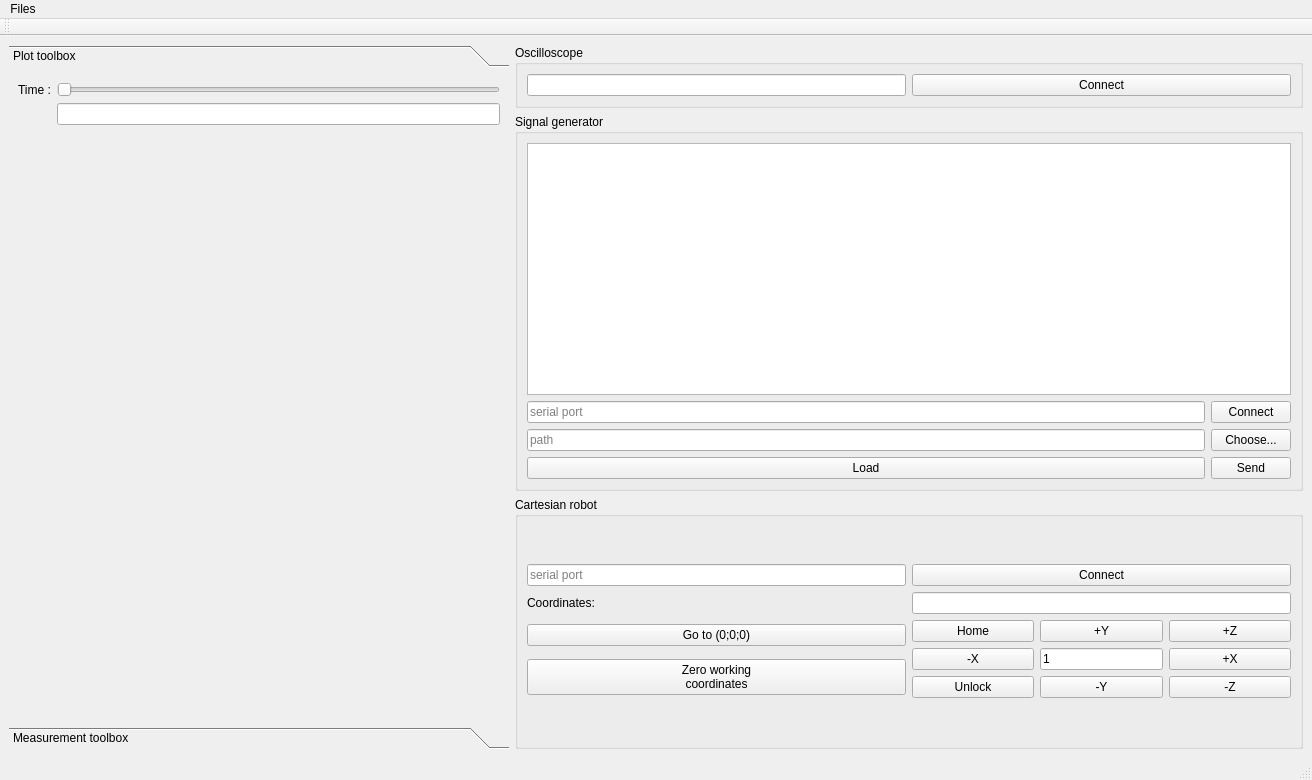
Before: the Qt Designer form surfaceS/ui/mainwindow.ui in chernandezLAI/surfaceS, drawn with Qt 5.
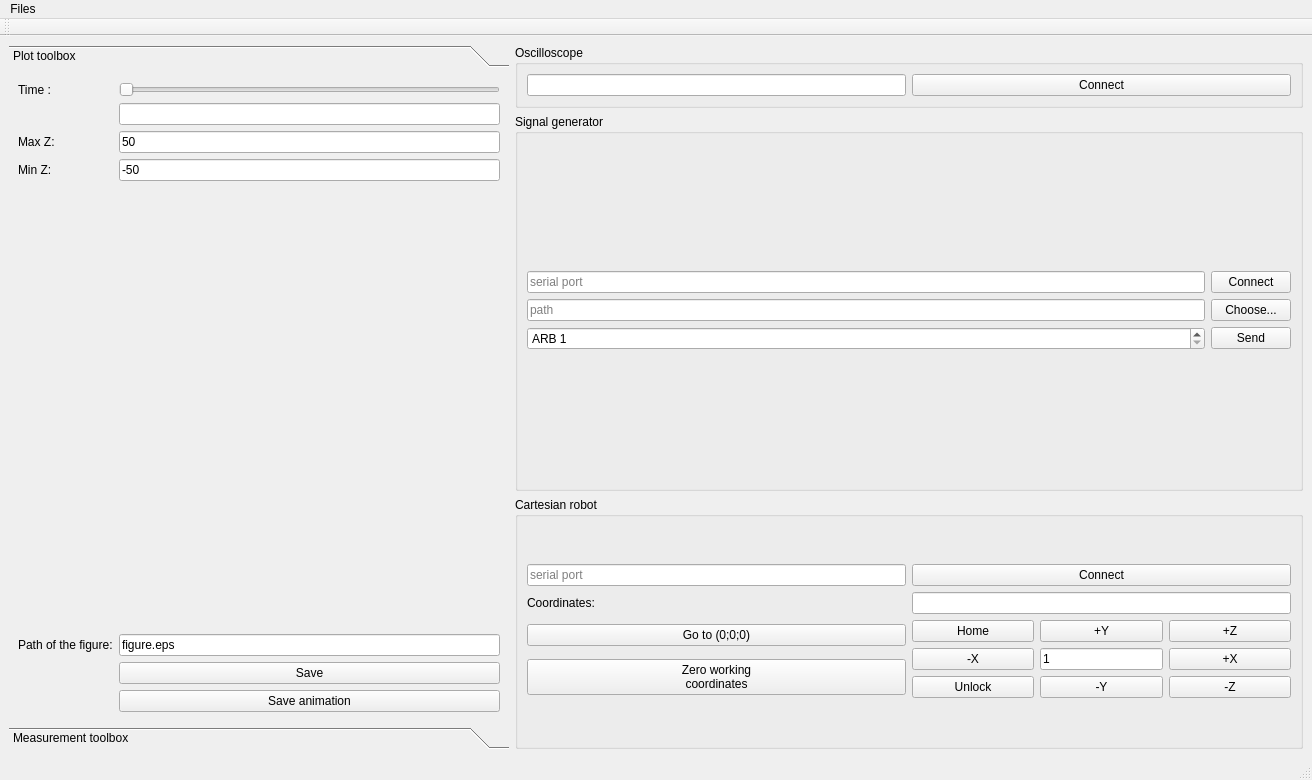
After: the same form once the commit is applied.

Commit message: feat: Max z + minz, feat: delay before measuring, feat: signal generator arb signal, feat: save figure, fix: zig zag, fix: plot

```diff
--- a/surfaceS/ui/mainwindow.ui
+++ b/surfaceS/ui/mainwindow.ui
@@ -71,6 +71,19 @@
           </property>
          </widget>
         </item>
+        <item row="1" column="0">
+         <spacer name="horizontalSpacer">
+          <property name="orientation">
+           <enum>Qt::Horizontal</enum>
+          </property>
+          <property name="sizeHint" stdset="0">
+           <size>
+            <width>40</width>
+            <height>20</height>
+           </size>
+          </property>
+         </spacer>
+        </item>
         <item row="1" column="1">
          <widget class="QLineEdit" name="timeEdit">
           <property name="readOnly">
@@ -78,6 +91,94 @@
           </property>
          </widget>
         </item>
+        <item row="2" column="0">
+         <widget class="QLabel" name="label_3">
+          <property name="text">
+           <string>Max Z:</string>
+          </property>
+         </widget>
+        </item>
+        <item row="2" column="1">
+         <widget class="QLineEdit" name="maxZLineEdit">
+          <property name="inputMethodHints">
+           <set>Qt::ImhPreferNumbers</set>
+          </property>
+          <property name="text">
+           <string>50</string>
+          </property>
+         </widget>
+        </item>
+        <item row="3" column="0">
+         <widget class="QLabel" name="label_4">
+          <property name="text">
+           <string>Min Z:</string>
+          </property>
+         </widget>
+        </item>
+        <item row="3" column="1">
+         <widget class="QLineEdit" name="minZLineEdit">
+          <property name="inputMethodHints">
+           <set>Qt::ImhPreferNumbers</set>
+          </property>
+          <property name="text">
+           <string>-50</string>
+          </property>
+         </widget>
+        </item>
+        <item row="4" column="1">
+         <spacer name="verticalSpacer">
+          <property name="orientation">
+           <enum>Qt::Vertical</enum>
+          </property>
+          <property name="sizeHint" stdset="0">
+           <size>
+            <width>20</width>
+            <height>40</height>
+           </size>
+          </property>
+         </spacer>
+        </item>
+        <item row="5" column="1">
+         <widget class="QLineEdit" name="pathFigureLineEdit">
+          <property name="text">
+           <string>figure.eps</string>
+          </property>
+         </widget>
+        </item>
+        <item row="5" column="0">
+         <widget class="QLabel" name="saveFigPathLineEdit">
+          <property name="text">
+           <string>Path of the figure:</string>
+          </property>
+         </widget>
+        </item>
+        <item row="6" column="0">
+         <spacer name="horizontalSpacer_2">
+          <property name="orientation">
+           <enum>Qt::Horizontal</enum>
+          </property>
+          <property name="sizeHint" stdset="0">
+           <size>
+            <width>40</width>
+            <height>20</height>
+           </size>
+          </property>
+         </spacer>
+        </item>
+        <item row="6" column="1">
+         <widget class="QPushButton" name="saveFigureButton">
+          <property name="text">
+           <string>Save</string>
+          </property>
+         </widget>
+        </item>
+        <item row="7" column="1">
+         <widget class="QPushButton" name="saveAnimationButton">
+          <property name="text">
+           <string>Save animation</string>
+          </property>
+         </widget>
+        </item>
        </layout>
       </widget>
       <widget class="QWidget" name="experimentParameters">
@@ -201,61 +302,66 @@
         <property name="title">
          <string>Signal generator</string>
         </property>
-        <layout class="QVBoxLayout" name="verticalLayout_4">
-         <item>
-          <widget class="QGraphicsView" name="graphicsView_2">
-           <property name="sizePolicy">
-            <sizepolicy hsizetype="Expanding" vsizetype="Minimum">
-             <horstretch>0</horstretch>
-             <verstretch>0</verstretch>
-            </sizepolicy>
-           </property>
-          </widget>
-         </item>
+        <layout class="QVBoxLayout" name="signalGeneratorLayout">
          <item>
           <layout class="QGridLayout" name="gridLayout_2">
-           <item row="2" column="2">
-            <widget class="QPushButton" name="sgSendButton">
-             <property name="text">
-              <string>Send</string>
-             </property>
-            </widget>
-           </item>
-           <item row="0" column="1">
-            <widget class="QLineEdit" name="sgSerialPortEdit">
-             <property name="readOnly">
-              <bool>true</bool>
-             </property>
-             <property name="placeholderText">
-              <string>serial port</string>
-             </property>
-            </widget>
-           </item>
-           <item row="1" column="2">
+           <item row="1" column="1">
             <widget class="QPushButton" name="sgChooseFileButton">
              <property name="text">
               <string>Choose...</string>
              </property>
             </widget>
            </item>
-           <item row="1" column="1">
+           <item row="0" column="0">
+            <widget class="QLineEdit" name="sgSerialPortEdit">
+             <property name="readOnly">
+              <bool>true</bool>
+             </property>
+             <property name="placeholderText">
+              <string>serial port</string>
+             </property>
+            </widget>
+           </item>
+           <item row="1" column="0">
             <widget class="QLineEdit" name="sgFilePathEdit">
+             <property name="readOnly">
+              <bool>true</bool>
+             </property>
              <property name="placeholderText">
               <string>path</string>
              </property>
             </widget>
            </item>
-           <item row="0" column="2">
-            <widget class="QPushButton" name="sgConnectButton">
-             <property name="text">
-              <string>Connect</string>
-             </property>
-            </widget>
-           </item>
            <item row="2" column="1">
-            <widget class="QPushButton" name="sgLoadButton">
+            <widget class="QPushButton" name="sgSendButton">
              <property name="text">
-              <string>Load</string>
+              <string>Send</string>
+             </property>
+            </widget>
+           </item>
+           <item row="0" column="1">
+            <widget class="QPushButton" name="sgConnectButton">
+             <property name="text">
+              <string>Connect</string>
+             </property>
+            </widget>
+           </item>
+           <item row="2" column="0">
+            <widget class="QSpinBox" name="sgARBSelector">
+             <property name="readOnly">
+              <bool>false</bool>
+             </property>
+             <property name="buttonSymbols">
+              <enum>QAbstractSpinBox::UpDownArrows</enum>
+             </property>
+             <property name="prefix">
+              <string>ARB </string>
+             </property>
+             <property name="minimum">
+              <number>1</number>
+             </property>
+             <property name="maximum">
+              <number>3</number>
              </property>
             </widget>
            </item>
```
Left out of the diff: 5 changed lines with no effect on the pictures. The commit also changes 7 other files.
